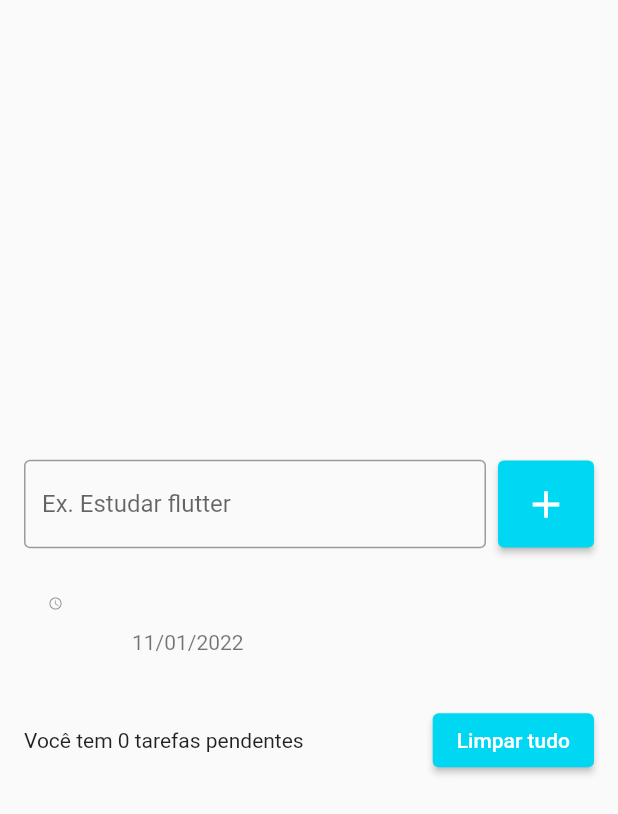
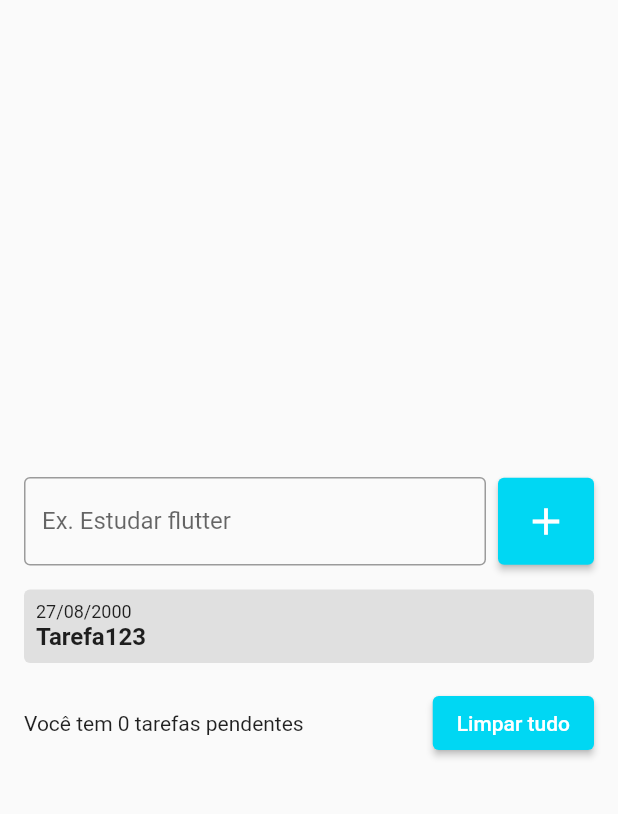
Before and after one commit to adrianoaraujo0/APP_LISTA_DE_TAREFAS, a Flutter app: the screen it shows after launch, after a tap on the "add" icon, on a phone screen of 412 x 824 dp. Shown: the top 814 px of the screen. Run offline on Flutter 3.47's test engine with Material 2 defaults, Android fonts, the phone set to English and light mode, and no system bars.

Commit message:
C.98 - Criando itens da lista dentro da pasta Widgets

```diff
--- a/lib/pages/todo_list_page.dart
+++ b/lib/pages/todo_list_page.dart
@@ -1,5 +1,7 @@
 import 'package:flutter/cupertino.dart';
 import 'package:flutter/material.dart';
+
+import '../widgets/todo_list_item.dart';
 
 class TodoListPage extends StatefulWidget {
   TodoListPage({Key? key}) : super(key: key);
@@ -64,17 +66,7 @@ class _TodoListPageState extends State<TodoListPage> {
                   shrinkWrap: true,
                   children: [
                     for (String todo in todos)
-                      ListTile(
-                        title: Text(todo),
-                        subtitle: Text("11/01/2022"),
-                        leading: Icon(
-                          Icons.access_time_sharp,
-                          size: 10,
-                        ),
-                        onTap: () {
-                          print("Tarefa: $todo");
-                        },
-                      ),
+                      TodoListItem(),
                   ],
                 ),
               ),
--- /dev/null
+++ b/lib/widgets/todo_list_item.dart
@@ -0,0 +1,32 @@
+import 'package:flutter/material.dart';
+
+class TodoListItem extends StatelessWidget {
+  const TodoListItem({Key? key}) : super(key: key);
+
+  @override
+  Widget build(BuildContext context) {
+    return Container(
+      decoration: BoxDecoration(
+        borderRadius: BorderRadius.circular(4),
+        color: Colors.grey[300],
+      ),
+      padding: EdgeInsets.all(8),
+      child: Column(
+        crossAxisAlignment: CrossAxisAlignment.start,
+        children: [
+          Text(
+            "27/08/2000",
+            style: TextStyle(fontSize: 12),
+          ),
+          Text(
+            "Tarefa123",
+            style: TextStyle(
+              fontSize: 16,
+              fontWeight: FontWeight.w600,
+            ),
+          ),
+        ],
+      ),
+    );
+  }
+}
```
